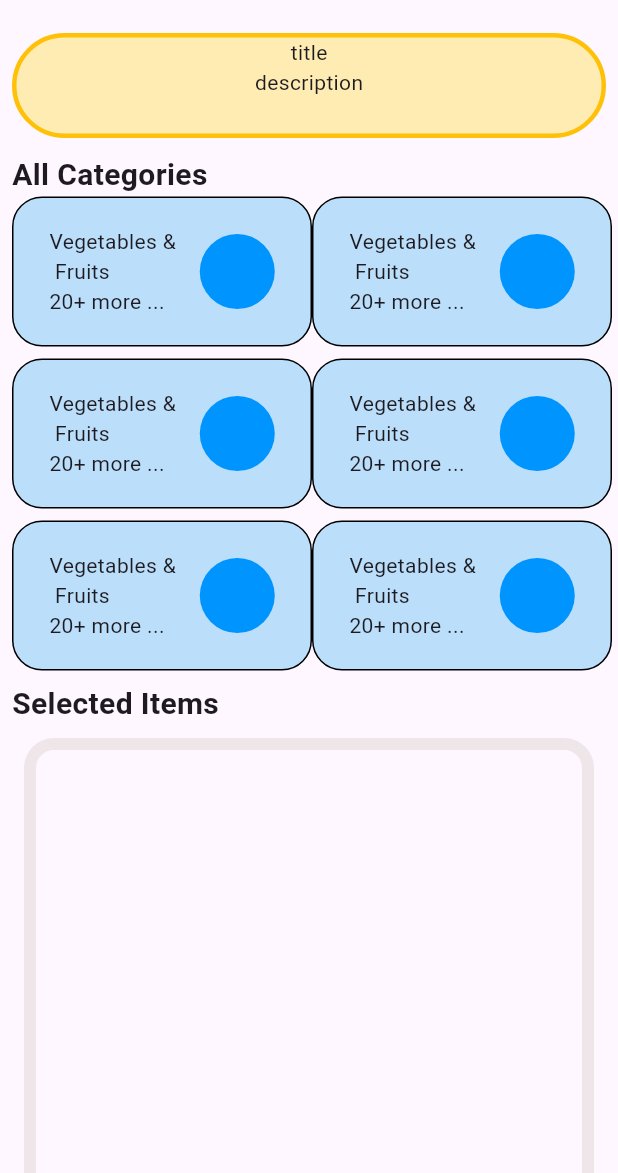
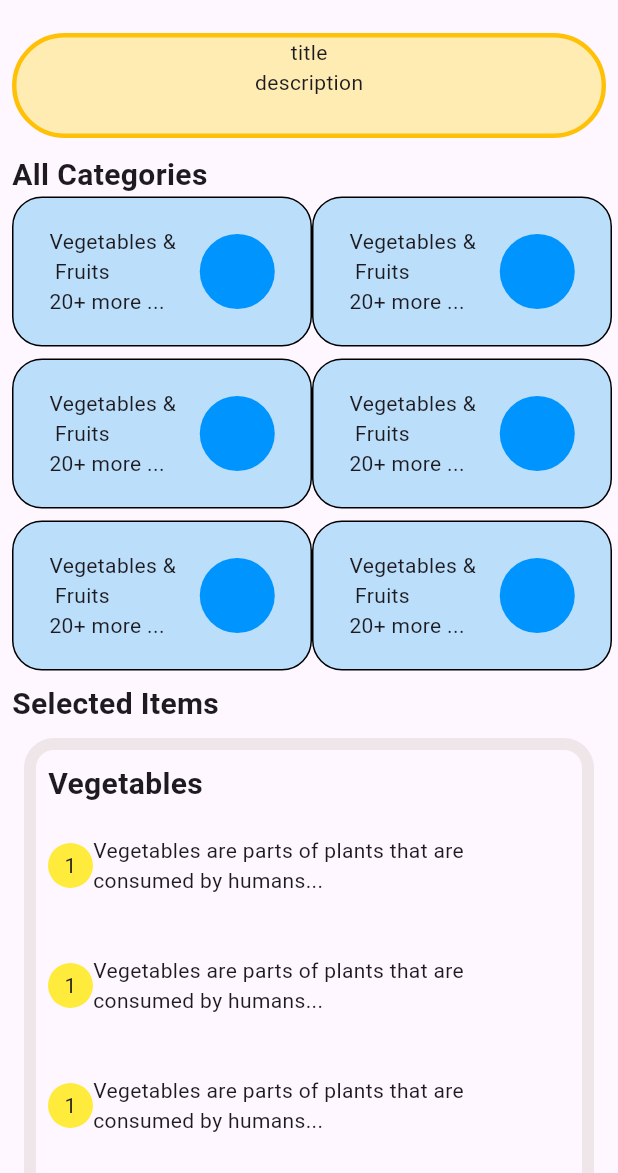
Before and after one commit to Ramesh-Kaushika/flutter_fund, a Flutter app: the screen it shows after launch, on a phone screen of 412 x 824 dp, the part 63-1236 px from its top. Run offline on Flutter 3.47's test engine with Material 3 defaults, Android fonts, the light colour scheme and no system bars.

Commit message:
done cat page

```diff
--- /dev/null
+++ b/lib/pages/category_page/item_desc.dart
@@ -0,0 +1,29 @@
+import 'package:flutter/material.dart';
+
+class ItemDesc extends StatelessWidget {
+  const ItemDesc({super.key});
+
+  @override
+  Widget build(BuildContext context) {
+    return SizedBox(
+      height: 80,
+      width: double.infinity,
+      child: Row(
+        children: [
+          Container(
+            height: 30,
+            width: 30,
+            decoration: const BoxDecoration(
+                shape: BoxShape.circle, color: Colors.yellow),
+            child: const Center(child: Text("1")),
+          ),
+          const SizedBox(
+            width: 300,
+            child: Text(
+                "Vegetables are parts of plants that are consumed by humans..."),
+          ),
+        ],
+      ),
+    );
+  }
+}
--- a/lib/widgets/rev_card.dart
+++ b/lib/widgets/rev_card.dart
@@ -1,4 +1,5 @@
 import 'package:flutter/material.dart';
+import 'package:my_firstapp/pages/category_page/item_desc.dart';
 
 class RevCard extends StatelessWidget {
   const RevCard({super.key});
@@ -9,13 +10,57 @@ class RevCard extends StatelessWidget {
       padding: const EdgeInsets.all(8.0),
       child: Container(
         width: double.infinity,
-        height: 400,
+        height: 500,
         decoration: BoxDecoration(
-          border: Border.all(
-            width: 8,
-            color: const Color.fromARGB(255, 200, 190, 175).withOpacity(0.29)
+            border: Border.all(
+                width: 8,
+                color:
+                    const Color.fromARGB(255, 200, 190, 175).withOpacity(0.29)),
+            borderRadius: BorderRadius.circular(20)),
+        child: Padding(
+          padding: const EdgeInsets.all(8.0),
+          child: Column(
+            crossAxisAlignment: CrossAxisAlignment.start,
+            children: [
+              const Text(
+                "Vegetables",
+                style: TextStyle(fontSize: 20, fontWeight: FontWeight.bold),
+              ),
+              const ItemDesc(),
+              const ItemDesc(),
+              const ItemDesc(),
+              const ItemDesc(),
+              Padding(
+                padding: const EdgeInsets.all(8.0),
+                child: Container(
+                  width: double.infinity,
+                  height: 80,
+                  decoration: BoxDecoration(
+                      borderRadius: BorderRadius.circular(20),
+                      color: const Color(0xff3B3636).withOpacity(0.75)),
+                  child: const Row(
+                    mainAxisAlignment: MainAxisAlignment.spaceEvenly,
+                    children: [
+                      Icon(
+                        Icons.star,
+                        color: Colors.yellow,
+                      ),
+                      Icon(
+                        Icons.star,
+                        color: Colors.yellow,
+                      ),
+                      Icon(
+                        Icons.star,
+                        color: Colors.yellow,
+                      ),
+                      Icon(Icons.star),
+                      Icon(Icons.star),
+                    ],
+                  ),
+                ),
+              )
+            ],
           ),
-          borderRadius: BorderRadius.circular(20 )
         ),
       ),
     );
```
